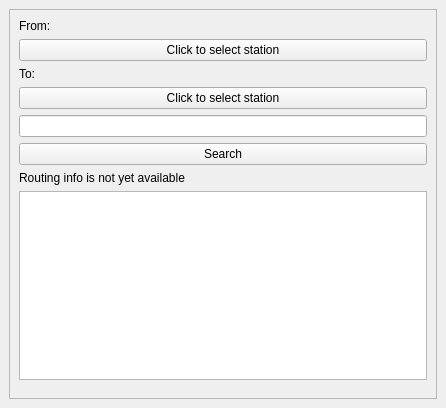
This is routesearchwindow.ui in dragly/trafikanten-maemo as Qt 5 draws it before an edit. The edited form follows.
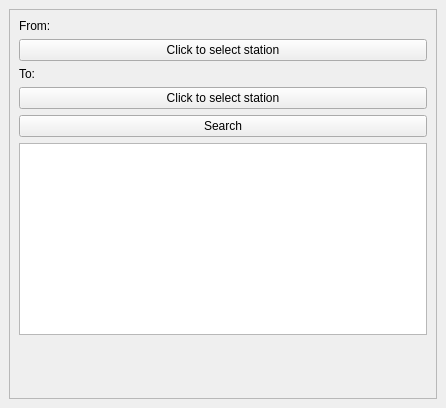
This is the edited form.

```diff
--- a/routesearchwindow.ui
+++ b/routesearchwindow.ui
@@ -58,9 +58,6 @@
           </property>
          </widget>
         </item>
-        <item>
-         <widget class="QLineEdit" name="txtRouteTo"/>
-        </item>
         <item>
          <widget class="QPushButton" name="pushButton">
           <property name="text">
@@ -69,14 +66,7 @@
          </widget>
         </item>
         <item>
-         <widget class="QLabel" name="label">
-          <property name="text">
-           <string>Routing info is not yet available</string>
-          </property>
-         </widget>
-        </item>
-        <item>
-         <widget class="QTableView" name="tableView"/>
+         <widget class="QTableView" name="tblResults"/>
         </item>
         <item>
          <spacer name="verticalSpacer">
```
